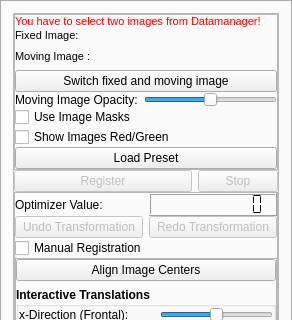
Qt form Modules/Bundles/org.mitk.gui.qt.rigidregistration/src/internal/QmitkRigidRegistrationViewControls.ui (MITK/MITK) before a commit; both pictures show x 0 to 292 and y 0 to 320 of the 292 by 587 pixel window.
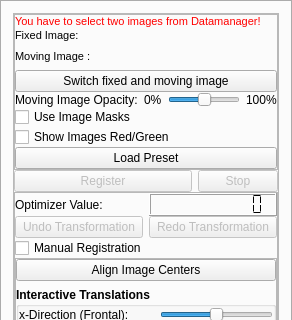
The same form after that commit. Icons and pictures are not drawn. Custom widgets are drawn as their Qt base class.

Commit message: FIX (#3060): Added values to opacity slider.

The edit to the form file:
```diff
--- a/Modules/Bundles/org.mitk.gui.qt.rigidregistration/src/internal/QmitkRigidRegistrationViewControls.ui
+++ b/Modules/Bundles/org.mitk.gui.qt.rigidregistration/src/internal/QmitkRigidRegistrationViewControls.ui
@@ -255,6 +255,13 @@
                  </property>
                 </widget>
                </item>
+               <item>
+                <widget class="QLabel" name="label">
+                 <property name="text">
+                  <string>0%</string>
+                 </property>
+                </widget>
+               </item>
                <item>
                 <widget class="QSlider" name="m_OpacitySlider">
                  <property name="sizePolicy">
@@ -274,6 +281,13 @@
                  </property>
                 </widget>
                </item>
+               <item>
+                <widget class="QLabel" name="label_2">
+                 <property name="text">
+                  <string>100%</string>
+                 </property>
+                </widget>
+               </item>
               </layout>
              </item>
              <item>
```
The commit also changes 5 other files.
